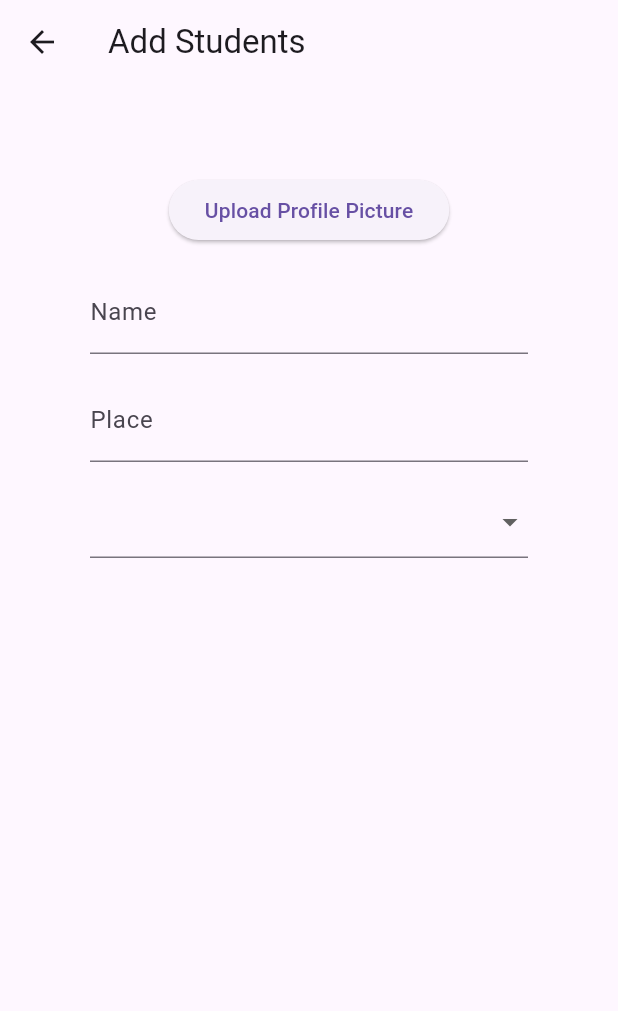
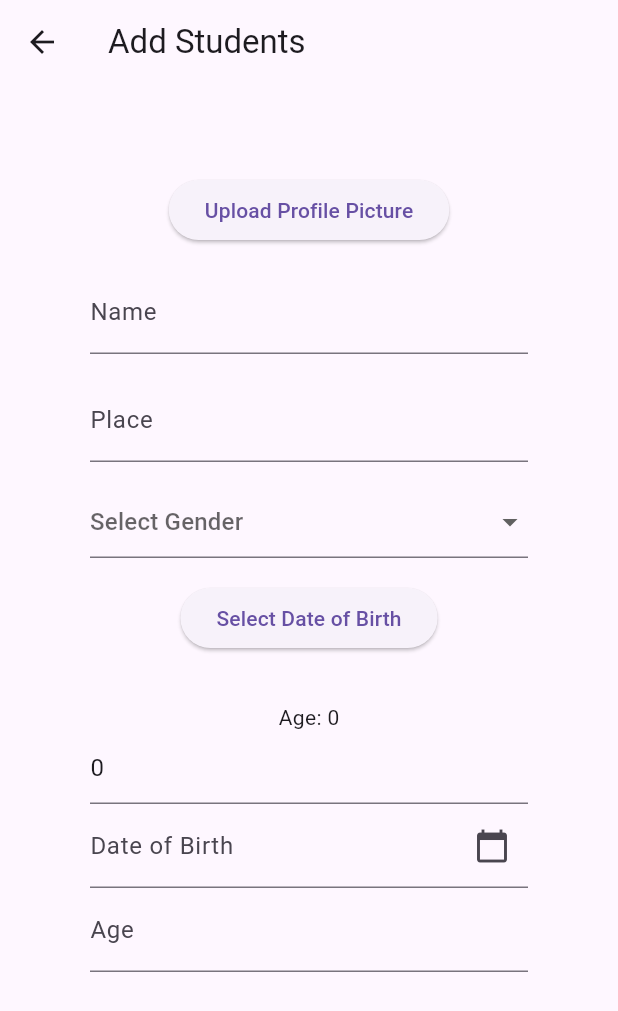
Before and after one commit to ajujacob88/flutter-sample-student-record-using-sqflite, a Flutter app: the AddStudentsScreen screen opened directly, on a phone screen of 412 x 824 dp. Shown: the top 1011 px of the screen. Run offline on Flutter 3.47's test engine with Material 3 defaults, Android fonts, the light colour scheme and no system bars.

Commit message:
doing add student screen

```diff
--- a/lib/screens/add_students_screen.dart
+++ b/lib/screens/add_students_screen.dart
@@ -1,13 +1,61 @@
 import 'package:flutter/material.dart';
+import 'package:intl/intl.dart';
 
-class AddStudentsScreen extends StatelessWidget {
-  AddStudentsScreen({super.key});
+class AddStudentsScreen extends StatefulWidget {
+  const AddStudentsScreen({super.key});
 
+  @override
+  State<AddStudentsScreen> createState() => _AddStudentsScreenState();
+}
+
+class _AddStudentsScreenState extends State<AddStudentsScreen> {
   final TextEditingController nameController = TextEditingController();
   final TextEditingController placeController = TextEditingController();
   final TextEditingController dobController = TextEditingController();
   final TextEditingController ageController = TextEditingController();
   String? selectedGender;
+
+  late DateTime selectedDate;
+  int age = 0;
+
+  @override
+  void initState() {
+    super.initState();
+    selectedDate = DateTime.now();
+  }
+
+  void _selectDate(BuildContext context) async {
+    final DateTime? picked = await showDatePicker(
+      context: context,
+      initialDate: selectedDate,
+      firstDate: DateTime(1900),
+      lastDate: DateTime.now(),
+    );
+
+    if (picked != null) {
+      setState(() {
+        //dobController.text = picked.toString(); // Display selected date
+        dobController.text = DateFormat('dd-MM-yyyy')
+            .format(picked); // Display selected date in dd-MM-yyyy format
+      });
+    }
+
+    if (picked != null && picked != selectedDate) {
+      setState(() {
+        selectedDate = picked;
+        // Calculate age
+        final now = DateTime.now();
+        age = now.year -
+            picked.year -
+            ((now.month > picked.month ||
+                    (now.month == picked.month && now.day >= picked.day))
+                ? 0
+                : 1);
+
+        ageController.text = age.toString();
+      });
+    }
+  }
 
   @override
   Widget build(BuildContext context) {
@@ -40,13 +88,49 @@ class AddStudentsScreen extends StatelessWidget {
               height: 16,
             ),
             DropdownButtonFormField(
+                hint: const Text('Select Gender'),
                 items: ['Male', 'Female', 'Other']
                     .map((gender) =>
                         DropdownMenuItem(value: gender, child: Text(gender)))
                     .toList(),
                 onChanged: (value) {
                   selectedGender = value.toString();
-                })
+                }),
+            const SizedBox(
+              height: 16,
+            ),
+            ElevatedButton(
+              onPressed: () => _selectDate(context),
+              child: const Text('Select Date of Birth'),
+            ),
+            const SizedBox(
+              height: 16,
+            ),
+            //  Text(                'Date of Birth: ${DateFormat('dd/MM/yyyy').format(selectedDate)}'),
+            const SizedBox(
+              height: 16,
+            ),
+            Text('Age: $age'),
+            TextFormField(
+              initialValue: '$age',
+            ),
+            TextFormField(
+              controller: dobController,
+              decoration: InputDecoration(
+                labelText: 'Date of Birth',
+                suffixIcon: IconButton(
+                  icon: const Icon(Icons.calendar_today),
+                  onPressed: () => _selectDate(context),
+                ),
+              ),
+            ),
+            TextFormField(
+              readOnly: true,
+              controller: ageController,
+              decoration: const InputDecoration(
+                labelText: 'Age',
+              ),
+            ),
           ],
         ),
       ),
--- a/pubspec.yaml
+++ b/pubspec.yaml
@@ -36,6 +36,7 @@ dependencies:
   # Use with the CupertinoIcons class for iOS style icons.
   cupertino_icons: ^1.0.6
   google_fonts: ^6.2.1
+  intl: ^0.19.0
 
 dev_dependencies:
   flutter_test:
```
Also changed, not shown: pubspec.lock.
